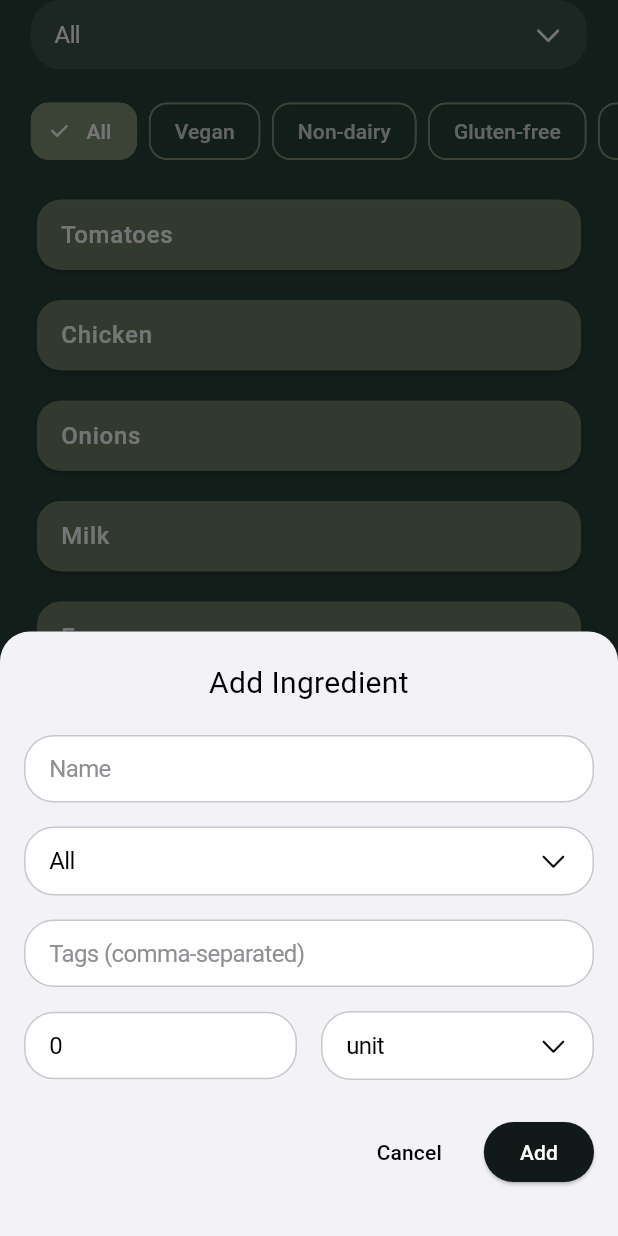
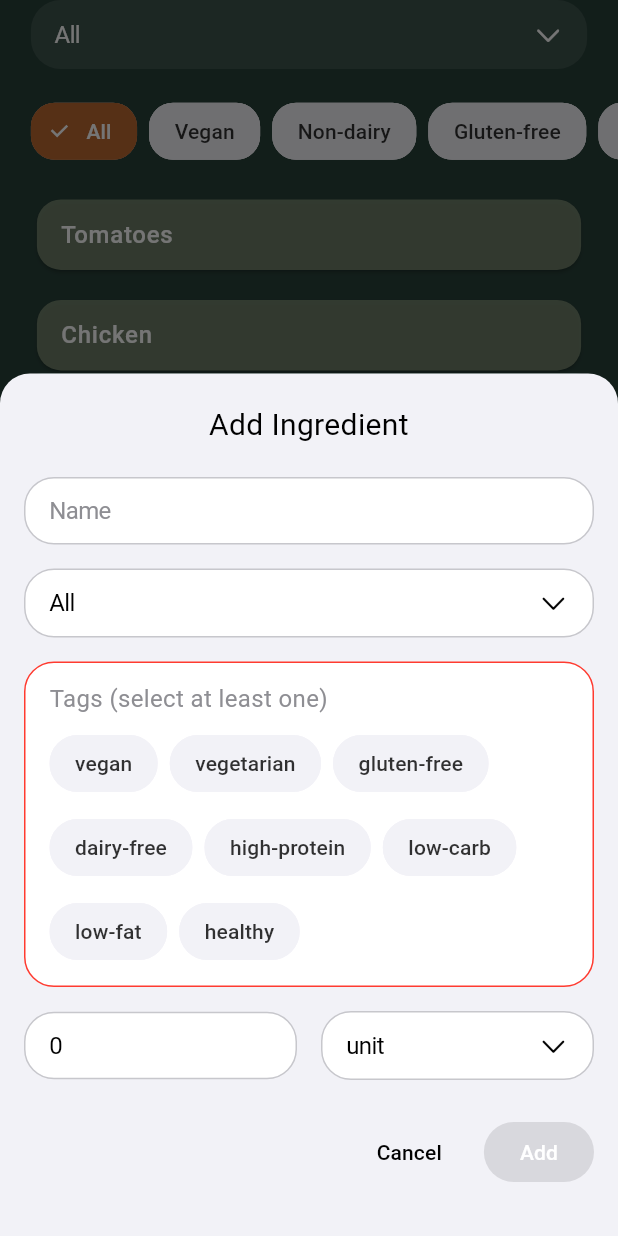
Before and after one commit to LuciaSchlegel/ai.cook, a Flutter app: the CupboardScreen screen opened directly, after a tap on the "add" icon, on a phone screen of 412 x 824 dp. Run offline on Flutter 3.47's test engine with Material 3 defaults, Android fonts, the phone set to English and light mode, and no system bars; our stand-ins replace animate_do, animated_text_kit, firebase_auth, firebase_core, flutter_svg, google_sign_in and 1 more; accounts and stored records are empty; Roboto replaces fonts that are missing (SFProDisplay, Times New Roman).

Commit message:
ingredients screen done

```diff
--- /dev/null
+++ b/lib/dialogs/ingredient_dialogs.dart
@@ -0,0 +1,119 @@
+import 'package:ai_cook_project/models/custom_ing_model.dart';
+import 'package:ai_cook_project/models/ingredient_model.dart';
+import 'package:ai_cook_project/models/user_ing.dart';
+import 'package:ai_cook_project/theme.dart';
+import 'package:ai_cook_project/widgets/ingredient_form_dialog.dart';
+import 'package:flutter/material.dart';
+
+class IngredientDialogs {
+  static void showIngredientDialog({
+    required BuildContext context,
+    required List<String> categories,
+    required List<UserIng> ingredients,
+    required Map<int, UserIng> userIngredients,
+    required Function(UserIng) onSave,
+    Function()? onDelete,
+    UserIng? userIng,
+  }) {
+    showModalBottomSheet(
+      context: context,
+      backgroundColor: AppColors.background,
+      isScrollControlled: true,
+      builder:
+          (context) => IngredientFormDialog(
+            ingredient: userIng?.ingredient,
+            customIngredient: userIng?.customIngredient,
+            quantity: userIng?.quantity ?? 0,
+            unit: userIng?.unit,
+            categories: categories,
+            onDelete: userIng != null ? onDelete : null,
+            onSave: (name, category, tags, quantity, unit) {
+              if (userIng == null) {
+                // Add new ingredient
+                final newId = ingredients.length + 1;
+                final newIngredient = Ingredient(
+                  id: newId,
+                  name: name,
+                  category: category,
+                  tags: tags,
+                );
+
+                final newUserIng = UserIng(
+                  id: newId,
+                  userId: 1, // This would come from auth
+                  ingredient: newIngredient,
+                  quantity: quantity,
+                  unit: unit,
+                );
+
+                onSave(newUserIng);
+              } else {
+                // Update existing ingredient
+                final updatedIngredient =
+                    userIng.ingredient != null
+                        ? Ingredient(
+                          id: userIng.ingredient!.id,
+                          name: name,
+                          category: category,
+                          tags: tags,
+                        )
+                        : null;
+
+                final updatedCustomIngredient =
+                    userIng.customIngredient != null
+                        ? CustomIngredient(
+                          id: userIng.customIngredient!.id,
+                          name: name,
+                          category: category,
+                          tags: tags,
+                        )
+                        : null;
+
+                final updatedUserIng = UserIng(
+                  id: userIng.id,
+                  userId: userIng.userId,
+                  ingredient: updatedIngredient,
+                  customIngredient: updatedCustomIngredient,
+                  quantity: quantity,
+                  unit: unit,
+                );
+
+                onSave(updatedUserIng);
+              }
+              Navigator.pop(context);
+            },
+          ),
+    );
+  }
+
+  static void showDeleteDialog({
+    required BuildContext context,
+    required Ingredient ingredient,
+    required Function() onDelete,
+  }) {
+    showDialog(
+      context: context,
+      builder:
+          (context) => AlertDialog(
+            title: const Text('Delete Ingredient'),
+            content: Text(
+              'Are you sure you want to delete ${ingredient.name}?',
+            ),
+            actions: [
+              TextButton(
+                onPressed: () => Navigator.pop(context),
+                child: const Text('Cancel'),
+              ),
+              TextButton(
+                onPressed: () {
+                  onDelete();
+                  Navigator.pop(context);
+                },
+                style: TextButton.styleFrom(foregroundColor: Colors.red),
+                child: const Text('Delete'),
+              ),
+            ],
+          ),
+    );
+  }
+}
--- a/lib/screens/cupboard_screen.dart
+++ b/lib/screens/cupboard_screen.dart
@@ -1,13 +1,14 @@
 import 'package:ai_cook_project/models/custom_ing_model.dart';
+import 'package:flutter/cupertino.dart';
 import 'package:flutter/material.dart';
 import 'package:ai_cook_project/theme.dart';
 import 'package:ai_cook_project/models/ingredient_model.dart';
 import 'package:ai_cook_project/models/user_ing.dart';
 import 'package:ai_cook_project/models/unit.dart';
-import 'package:ai_cook_project/widgets/ingredient_form_dialog.dart';
 import 'package:ai_cook_project/providers/search_provider.dart';
 import 'package:ai_cook_project/widgets/dropdown_selector.dart';
 import 'package:provider/provider.dart';
+import 'package:ai_cook_project/dialogs/ingredient_dialogs.dart';
 
 class CupboardScreen extends StatefulWidget {
   const CupboardScreen({super.key});
@@ -73,7 +74,7 @@ class _CupboardScreenState extends State<CupboardScreen> {
       id: 3,
       userId: 1,
       customIngredient: CustomIngredient(
-        id: 1,
+        id: 3,
         name: 'Onions',
         category: 'Fruits & Vegetables',
         tags: ['healthy'],
@@ -157,112 +158,42 @@ class _CupboardScreenState extends State<CupboardScreen> {
   }
 
   void _showIngredientDialog([UserIng? userIng]) {
-    showModalBottomSheet(
+    IngredientDialogs.showIngredientDialog(
       context: context,
-      backgroundColor: AppColors.background,
-      isScrollControlled: true,
-      builder:
-          (context) => IngredientFormDialog(
-            ingredient: userIng?.ingredient,
-            customIngredient: userIng?.customIngredient,
-            quantity: userIng?.quantity ?? 0,
-            unit: userIng?.unit,
       categories: _mainCategories,
-            onSave: (name, category, tags, quantity, unit) {
-              // For now, we'll just update the UI state
+      ingredients: _ingredients,
+      userIngredients: _userIngredients,
+      userIng: userIng,
+      onDelete:
+          userIng?.ingredient != null
+              ? () {
+                final ingredient = userIng!.ingredient!;
+                IngredientDialogs.showDeleteDialog(
+                  context: context,
+                  ingredient: ingredient,
+                  onDelete: () {
+                    setState(() {
+                      _ingredients.removeWhere((i) => i.id == ingredient.id);
+                      _userIngredients.remove(ingredient.id);
+                    });
+                  },
+                );
+              }
+              : null,
+      onSave: (UserIng updatedUserIng) {
         setState(() {
           if (userIng == null) {
-                  // Add new ingredient
-                  final newId = _ingredients.length + 1;
-                  final newIngredient = Ingredient(
-                    id: newId,
-                    name: name,
-                    category: category,
-                    tags: tags,
-                  );
-
-                  final newUserIng = UserIng(
-                    id: newId,
-                    userId: 1, // This would come from auth
-                    ingredient: newIngredient,
-                    quantity: quantity,
-                    unit: unit,
-                  );
-
-                  _ingredients.add(newUserIng);
-                  _userIngredients[newId] = newUserIng;
+            _ingredients.add(updatedUserIng);
+            _userIngredients[updatedUserIng.id] = updatedUserIng;
           } else {
-                  // Update existing ingredient
-                  final index = _ingredients.indexWhere(
-                    (i) => i.id == userIng.id,
-                  );
+            final index = _ingredients.indexWhere((i) => i.id == userIng.id);
             if (index != -1) {
-                    final updatedIngredient =
-                        userIng.ingredient != null
-                            ? Ingredient(
-                              id: userIng.ingredient!.id,
-                              name: name,
-                              category: category,
-                              tags: tags,
-                            )
-                            : null;
-
-                    final updatedCustomIngredient =
-                        userIng.customIngredient != null
-                            ? CustomIngredient(
-                              id: userIng.customIngredient!.id,
-                              name: name,
-                              category: category,
-                              tags: tags,
-                            )
-                            : null;
-
-                    final updatedUserIng = UserIng(
-                      id: userIng.id,
-                      userId: userIng.userId,
-                      ingredient: updatedIngredient,
-                      customIngredient: updatedCustomIngredient,
-                      quantity: quantity,
-                      unit: unit,
-                    );
-
               _ingredients[index] = updatedUserIng;
               _userIngredients[userIng.id] = updatedUserIng;
             }
           }
         });
       },
-          ),
-    );
-  }
-
-  void _deleteIngredient(Ingredient ingredient) {
-    showDialog(
-      context: context,
-      builder:
-          (context) => AlertDialog(
-            title: const Text('Delete Ingredient'),
-            content: Text(
-              'Are you sure you want to delete ${ingredient.name}?',
-            ),
-            actions: [
-              TextButton(
-                onPressed: () => Navigator.pop(context),
-                child: const Text('Cancel'),
-              ),
-              TextButton(
-                onPressed: () {
-                  setState(() {
-                    _ingredients.removeWhere((i) => i.id == ingredient.id);
-                    _userIngredients.remove(ingredient.id);
-                  });
-                  Navigator.pop(context);
-                },
-                style: TextButton.styleFrom(foregroundColor: Colors.red),
-                child: const Text('Delete'),
-              ),
-            ],
-          ),
     );
   }
 
@@ -309,24 +240,33 @@ class _CupboardScreenState extends State<CupboardScreen> {
                   return Padding(
                     padding: const EdgeInsets.only(right: 8),
                     child: FilterChip(
-                      shape: const RoundedRectangleBorder(
-                        borderRadius: BorderRadius.all(Radius.circular(12.0)),
+                      shape: RoundedRectangleBorder(
+                        borderRadius: BorderRadius.circular(16),
                       ),
                       label: Text(property),
                       selected: isSelected,
                       onSelected: (selected) {
                         setState(() => _selectedProperty = property);
                       },
-                      backgroundColor: AppColors.background,
-                      selectedColor: AppColors.mutedGreen,
+                      backgroundColor: CupertinoColors.systemGrey6.resolveFrom(
+                        context,
+                      ),
+                      selectedColor: AppColors.orange,
                       checkmarkColor: AppColors.white,
                       labelStyle: TextStyle(
                         color:
                             isSelected
                                 ? AppColors.white
-                                : AppColors.white.withOpacity(0.8),
+                                : AppColors.black.withOpacity(0.8),
                       ),
-                      side: BorderSide(color: AppColors.mutedGreen),
+                      side: BorderSide(
+                        color:
+                            isSelected
+                                ? AppColors.orange
+                                : CupertinoColors.systemGrey6.resolveFrom(
+                                  context,
+                                ),
+                      ),
                     ),
                   );
                 },
--- a/lib/widgets/ai_button.dart
+++ b/lib/widgets/ai_button.dart
@@ -19,7 +19,7 @@ class AiButton extends StatelessWidget {
         onPressed: onPressed,
         backgroundColor:
             isActive
-                ? const Color.fromARGB(255, 125, 68, 30)
+                ? const Color.fromARGB(255, 139, 76, 33)
                 : AppColors.orange,
         elevation: isActive ? 2 : 6,
         shape: const CircleBorder(),
--- a/lib/widgets/ingredient_form_dialog.dart
+++ b/lib/widgets/ingredient_form_dialog.dart
@@ -19,6 +19,7 @@ class IngredientFormDialog extends StatefulWidget {
     Unit unit,
   )
   onSave;
+  final Function()? onDelete;
 
   const IngredientFormDialog({
     super.key,
@@ -28,6 +29,7 @@ class IngredientFormDialog extends StatefulWidget {
     this.unit,
     required this.categories,
     required this.onSave,
+    this.onDelete,
   });
 
   @override
@@ -37,22 +39,28 @@ class IngredientFormDialog extends StatefulWidget {
 class _IngredientFormDialogState extends State<IngredientFormDialog> {
   final _formKey = GlobalKey<FormState>();
   late TextEditingController _nameController;
-  late TextEditingController _tagsController;
   late TextEditingController _quantityController;
   late String _selectedCategory;
   late Unit _selectedUnit;
+  final Set<String> _selectedTags = {};
+
+  // Available tags
+  final List<String> _availableTags = [
+    'vegan',
+    'vegetarian',
+    'gluten-free',
+    'dairy-free',
+    'high-protein',
+    'low-carb',
+    'low-fat',
+    'healthy',
+  ];
 
   @override
   void initState() {
     super.initState();
     _nameController = TextEditingController(
       text: widget.ingredient?.name ?? widget.customIngredient?.name ?? '',
-    );
-    _tagsController = TextEditingController(
-      text:
-          widget.ingredient?.tags?.join(', ') ??
-          widget.customIngredient?.tags?.join(', ') ??
-          '',
     );
     _quantityController = TextEditingController(
       text: widget.quantity.toString(),
@@ -62,22 +70,31 @@ class _IngredientFormDialogState extends State<IngredientFormDialog> {
         widget.customIngredient?.category ??
         widget.categories.first;
     _selectedUnit = widget.unit ?? Unit.unit;
+
+    // Initialize selected tags
+    if (widget.ingredient?.tags != null) {
+      _selectedTags.addAll(widget.ingredient!.tags!);
+    } else if (widget.customIngredient?.tags != null) {
+      _selectedTags.addAll(widget.customIngredient!.tags!);
+    }
   }
 
   @override
   void dispose() {
     _nameController.dispose();
-    _tagsController.dispose();
     _quantityController.dispose();
     super.dispose();
   }
 
-  List<String> _parseTags(String tagsString) {
-    return tagsString
-        .split(',')
-        .map((tag) => tag.trim())
-        .where((tag) => tag.isNotEmpty)
-        .toList();
+  bool _validateForm() {
+    if (_nameController.text.isEmpty) return false;
+    if (_selectedTags.isEmpty) return false;
+    try {
+      int.parse(_quantityController.text);
+      return true;
+    } catch (e) {
+      return false;
+    }
   }
 
   @override
@@ -142,7 +159,7 @@ class _IngredientFormDialogState extends State<IngredientFormDialog> {
                   context: context,
                   builder:
                       (BuildContext context) => Container(
-                        height: 216, // Standard iOS picker height
+                        height: 216,
                         padding: const EdgeInsets.only(top: 6.0),
                         margin: EdgeInsets.only(
                           bottom: MediaQuery.of(context).viewInsets.bottom,
@@ -171,10 +188,7 @@ class _IngredientFormDialogState extends State<IngredientFormDialog> {
                                       MainAxisAlignment.spaceBetween,
                                   children: [
                                     CupertinoButton(
-                                      padding: EdgeInsets.symmetric(
-                                        horizontal: 16,
-                                        vertical: 12,
-                                      ),
+                                      padding: EdgeInsets.zero,
                                       child: Text(
                                         'Cancel',
                                         style: TextStyle(
@@ -185,10 +199,7 @@ class _IngredientFormDialogState extends State<IngredientFormDialog> {
                                           () => Navigator.of(context).pop(),
                                     ),
                                     CupertinoButton(
-                                      padding: EdgeInsets.symmetric(
-                                        horizontal: 16,
-                                        vertical: 12,
-                                      ),
+                                      padding: EdgeInsets.zero,
                                       child: Text(
                                         'Done',
                                         style: TextStyle(
@@ -249,22 +260,71 @@ class _IngredientFormDialogState extends State<IngredientFormDialog> {
           ),
           const SizedBox(height: 16),
 
-          // Tags field
-          CupertinoTextField(
-            controller: _tagsController,
-            placeholder: 'Tags (comma-separated)',
+          // Tags section
+          Container(
             padding: EdgeInsets.symmetric(horizontal: 16, vertical: 12),
-            placeholderStyle: TextStyle(
+            decoration: BoxDecoration(
+              color: CupertinoColors.systemBackground.resolveFrom(context),
+              border: Border.all(
+                color:
+                    _selectedTags.isEmpty
+                        ? CupertinoColors.systemRed
+                        : CupertinoColors.systemGrey3,
+              ),
+              borderRadius: BorderRadius.circular(20),
+            ),
+            child: Column(
+              crossAxisAlignment: CrossAxisAlignment.start,
+              children: [
+                Text(
+                  'Tags (select at least one)',
+                  style: TextStyle(
                     color: CupertinoColors.systemGrey.resolveFrom(context),
                     fontSize: 16,
                   ),
-            style: TextStyle(color: AppColors.black, fontSize: 16),
-            decoration: BoxDecoration(
-              color: CupertinoColors.systemBackground.resolveFrom(context),
-              border: Border.all(color: CupertinoColors.systemGrey3),
+                ),
+                const SizedBox(height: 8),
+                Wrap(
+                  spacing: 8,
+                  runSpacing: 8,
+                  children:
+                      _availableTags.map((tag) {
+                        final isSelected = _selectedTags.contains(tag);
+                        return FilterChip(
+                          label: Text(tag),
+                          selected: isSelected,
+                          onSelected: (selected) {
+                            setState(() {
+                              if (selected) {
+                                _selectedTags.add(tag);
+                              } else {
+                                _selectedTags.remove(tag);
+                              }
+                            });
+                          },
+                          backgroundColor: CupertinoColors.systemGrey6,
+                          selectedColor: AppColors.mutedGreen,
+                          checkmarkColor: AppColors.white,
+                          shape: RoundedRectangleBorder(
                             borderRadius: BorderRadius.circular(20),
                           ),
-            cursorColor: AppColors.mutedGreen,
+                          labelStyle: TextStyle(
+                            color:
+                                isSelected
+                                    ? AppColors.white
+                                    : AppColors.black.withOpacity(0.8),
+                          ),
+                          side: BorderSide(
+                            color:
+                                isSelected
+                                    ? AppColors.mutedGreen
+                                    : CupertinoColors.systemGrey6,
+                          ),
+                        );
+                      }).toList(),
+                ),
+              ],
+            ),
           ),
           const SizedBox(height: 16),
 
@@ -309,7 +369,7 @@ class _IngredientFormDialogState extends State<IngredientFormDialog> {
                         context: context,
                         builder:
                             (BuildContext context) => Container(
-                              height: 216, // Standard iOS picker height
+                              height: 216,
                               padding: const EdgeInsets.only(top: 6.0),
                               margin: EdgeInsets.only(
                                 bottom:
@@ -425,24 +485,34 @@ class _IngredientFormDialogState extends State<IngredientFormDialog> {
           Row(
             mainAxisAlignment: MainAxisAlignment.end,
             children: [
+              if (widget.ingredient != null ||
+                  widget.customIngredient != null) ...[
+                TextButton(
+                  onPressed: widget.onDelete,
+                  style: TextButton.styleFrom(foregroundColor: Colors.red),
+                  child: const Text('Delete'),
+                ),
+                const SizedBox(width: 16),
+              ],
               TextButton(
                 onPressed: () => Navigator.pop(context),
                 child: Text('Cancel', style: TextStyle(color: AppColors.black)),
               ),
               const SizedBox(width: 16),
               ElevatedButton(
-                onPressed: () {
-                  if (_formKey.currentState!.validate()) {
+                onPressed:
+                    _validateForm()
+                        ? () {
                           widget.onSave(
                             _nameController.text,
                             _selectedCategory,
-                      _parseTags(_tagsController.text),
+                            _selectedTags.toList(),
                             int.parse(_quantityController.text),
                             _selectedUnit,
                           );
                           Navigator.pop(context);
                         }
-                },
+                        : null,
                 style: ElevatedButton.styleFrom(
                   backgroundColor: AppColors.button,
                   shape: RoundedRectangleBorder(
```
Also changed, not shown: 4 other files. Lines whose indentation alone changed are shown as unchanged.
